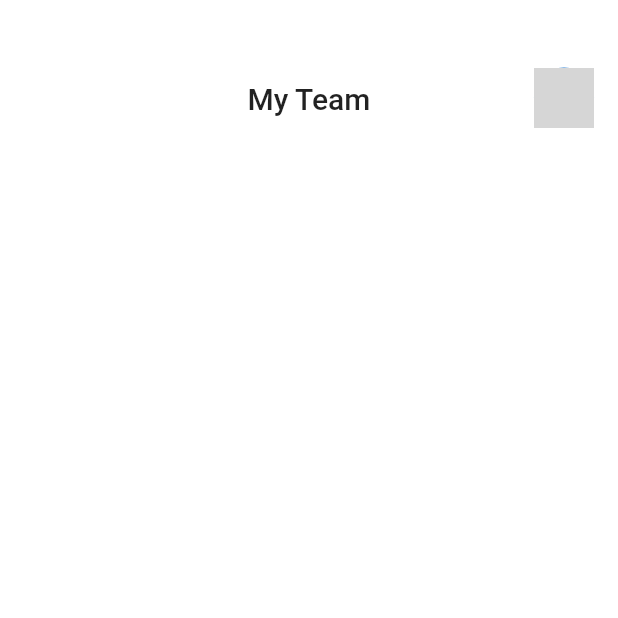
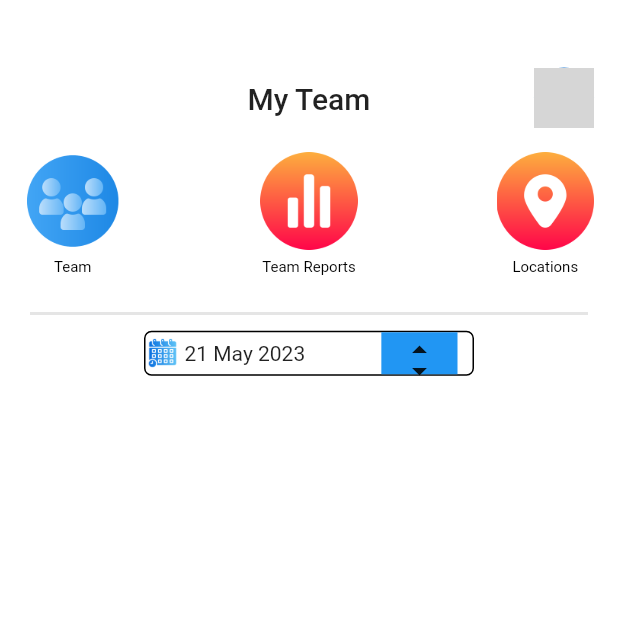
Before and after one commit to siddhesh12323/dutypar_task_1, a Flutter app: the MyTeamsScreen screen opened directly, on a phone screen of 412 x 824 dp, the top half of it. Run offline on Flutter 3.47's test engine with Material 2 defaults, Android fonts, the phone set to English and light mode, and no system bars; grey boxes are pictures that could not be loaded.

Commit message:
new screen added

```diff
--- a/lib/main.dart
+++ b/lib/main.dart
@@ -27,7 +27,7 @@ class _MyAppState extends State<MyApp> {
     return MaterialApp(
         debugShowCheckedModeBanner: false,
         title: 'Dutypar',
-        initialRoute: '/login_page',
+        initialRoute: '/home_page',
         routes: {
           '/register_photo': (context) => const RegisterPhoto(),
           '/capture_image': (context) => const CaptureImage(),
--- a/lib/screens/my_teams.dart
+++ b/lib/screens/my_teams.dart
@@ -1,4 +1,5 @@
 import 'package:flutter/material.dart';
+import 'package:intl/intl.dart';
 
 class MyTeamsScreen extends StatefulWidget {
   const MyTeamsScreen({super.key});
@@ -10,6 +11,7 @@ class MyTeamsScreen extends StatefulWidget {
 class _MyTeamsScreenState extends State<MyTeamsScreen> {
   @override
   Widget build(BuildContext context) {
+    double width = MediaQuery.of(context).size.width - 18;
     return Scaffold(
       backgroundColor: Colors.white,
       body: Padding(
@@ -17,7 +19,10 @@ class _MyTeamsScreenState extends State<MyTeamsScreen> {
         child: Column(
           crossAxisAlignment: CrossAxisAlignment.center,
           children: [
+            //AppBar
             Container(
+              width: width,
+              //height: 110,
               height: 88,
               child: Row(
                 mainAxisAlignment: MainAxisAlignment.spaceBetween,
@@ -36,7 +41,8 @@ class _MyTeamsScreenState extends State<MyTeamsScreen> {
                     padding: EdgeInsets.fromLTRB(0, 52, 0, 8),
                     child: Text(
                       'My Team',
-                    style: TextStyle(fontSize: 20, fontWeight: FontWeight.w500),
+                      style:
+                          TextStyle(fontSize: 20, fontWeight: FontWeight.w500),
                     ),
                   ),
                   Padding(
@@ -56,10 +62,144 @@ class _MyTeamsScreenState extends State<MyTeamsScreen> {
                 ],
               ),
             ),
+            //Team, Team Reports and Location Tabs
+            Container(
+              width: width,
+              height: 110,
+              //color: Colors.black,
+              child: const Center(
+                child: Row(
+                  mainAxisAlignment: MainAxisAlignment.spaceBetween,
+                  crossAxisAlignment: CrossAxisAlignment.center,
+                  children: [
+                    Column(
+                      mainAxisAlignment: MainAxisAlignment.center,
+                      crossAxisAlignment: CrossAxisAlignment.center,
+                      children: [
+                        Image(
+                          image: AssetImage('assets/images/group.png'),
+                          width: 65,
+                          height: 65,
+                        ),
+                        SizedBox(
+                          height: 6,
+                        ),
+                        Text(
+                          'Team',
+                          style: TextStyle(
+                              fontSize: 10,
+                              fontWeight: FontWeight.w400,
+                              color: Colors.black),
+                        ),
+                      ],
+                    ),
+                    Column(
+                      mainAxisAlignment: MainAxisAlignment.center,
+                      crossAxisAlignment: CrossAxisAlignment.center,
+                      children: [
+                        Image(
+                          image: AssetImage('assets/images/visitor.png'),
+                          width: 65,
+                          height: 65,
+                        ),
+                        SizedBox(
+                          height: 6,
+                        ),
+                        Text(
+                          'Team Reports',
+                          style: TextStyle(
+                              fontSize: 10,
+                              fontWeight: FontWeight.w400,
+                              color: Colors.black),
+                        ),
+                      ],
+                    ),
+                    Column(
+                      mainAxisAlignment: MainAxisAlignment.center,
+                      crossAxisAlignment: CrossAxisAlignment.center,
+                      children: [
+                        Image(
+                          image: AssetImage('assets/images/location.png'),
+                          width: 65,
+                          height: 65,
+                        ),
+                        SizedBox(
+                          height: 6,
+                        ),
+                        Text(
+                          'Locations',
+                          style: TextStyle(
+                              fontSize: 10,
+                              fontWeight: FontWeight.w400,
+                              color: Colors.black),
+                        ),
+                      ],
+                    ),
+                  ],
+                ),
+              ),
+            ),
+            const SizedBox(
+              height: 10,
+            ),
+            verticaldivider(context),
+            const SizedBox(
+              height: 8,
+            ),
+            //Choose Date
+            Container(
+              width: width,
+              height: 35,
+              child: Center(
+                child: Container(
+                  height: 30,
+                  width: 220,
+                  decoration: BoxDecoration(
+                    borderRadius: BorderRadius.circular(5),
+                    border: Border.all(width: 1),
+                  ),
+                  child: Row(
+                    crossAxisAlignment: CrossAxisAlignment.center,
+                    children: [
+                      const Image(image: AssetImage('assets/images/schedule.png'), width: 22, height: 22,),
+                      const SizedBox(width: 4,),
+                      Text("${DateFormat('d').format(DateTime.now())} ${DateFormat('MMMM').format(DateTime.now())} ${DateTime.now().year}"),
+                      const Spacer(),
+                      Expanded(
+                        child: Container(
+                          color: Colors.blue,
+                          child: Column(
+                            //mainAxisAlignment: MainAxisAlignment.center,
+                              //mainAxisSize: MainAxisSize.min,
+                              children: [
+                                Flexible(child: GestureDetector(onTap: () {}, child: Icon(Icons.arrow_drop_up_sharp))),
+                                //Flexible(child: IconButton(onPressed: () {}, icon: const Icon(Icons.arrow_drop_up_sharp))),
+                                //const SizedBox(height: 5,),
+                                //Flexible(child: IconButton(onPressed: () {}, icon: const Icon(Icons.arrow_drop_down_sharp))),
+                                //Flexible(child: SizedBox(height: 10,))
+                                Flexible(child: GestureDetector(onTap: () {}, child: Icon(Icons.arrow_drop_down_sharp))),
+                              ],
+                            ),
+                        ),
+                      ),
+                      const SizedBox(width: 10,)
+                    ],
+                  ),
+                ),
+              ),
+            )
 
           ],
         ),
       ),
     );
   }
+
+  Widget verticaldivider(BuildContext context) {
+    return Container(
+      width: MediaQuery.of(context).size.width - 40,
+      height: 2,
+      color: const Color.fromARGB(26, 0, 0, 0),
+    );
   }
+}
--- a/lib/screens/signup_page2.dart
+++ b/lib/screens/signup_page2.dart
@@ -440,7 +440,7 @@ class _SignUp2State extends State<SignUp2> {
               //   ),
               // ],
             ),
-            height: 330,
+            height: 350,
             width: 343,
             child: Column(
               crossAxisAlignment: CrossAxisAlignment.center,
```
Also changed, not shown: pubspec.yaml (+7 -0 lines), assets/images/group.png (added), assets/images/location.png (added), assets/images/profile1.png (added), assets/images/profile2.png (added), assets/images/profile3.png (added), assets/images/schedule.png (added), assets/images/visitor.png (added). Lines whose indentation alone changed are shown as unchanged.
